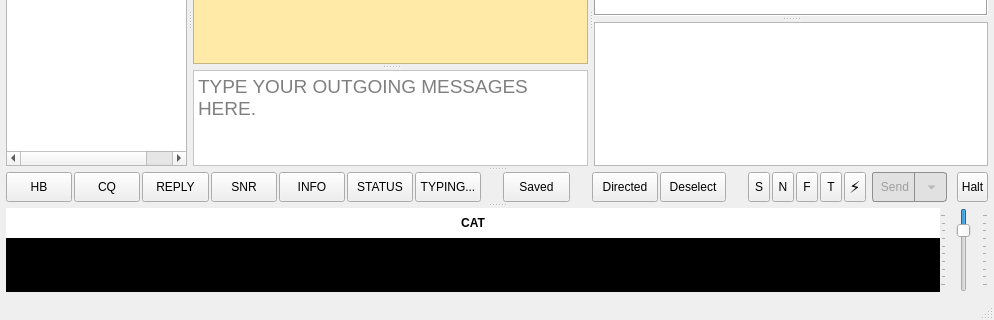
avantol/JS8Call-Subspace-Mode, file JS8_UI/mainwindow.ui: the form before one commit; both pictures show x 0 to 994 and y 285 to 605 of the 994 by 605 pixel window.
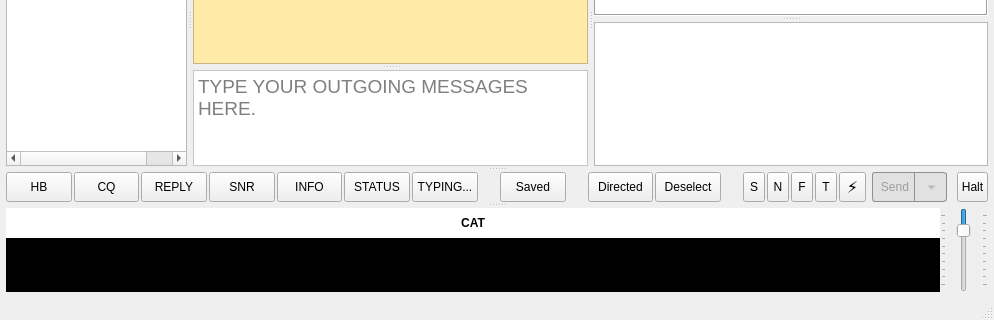
The form after the commit. Icons and pictures are not drawn. Custom widgets are drawn as their Qt base class.

Commit message: fourtodo: guide entry, wider Subspace button, auto-route balloon, self-hover

Patch:
```diff
--- a/JS8_UI/mainwindow.ui
+++ b/JS8_UI/mainwindow.ui
@@ -1787,8 +1787,8 @@
 <item>
  <widget class="QPushButton" name="modeBtnFT2">
   <property name="sizePolicy"><sizepolicy hsizetype="Fixed" vsizetype="Fixed"><horstretch>0</horstretch><verstretch>0</verstretch></sizepolicy></property>
-  <property name="minimumSize"><size><width>22</width><height>30</height></size></property>
-  <property name="maximumSize"><size><width>22</width><height>30</height></size></property>
+  <property name="minimumSize"><size><width>27</width><height>30</height></size></property>
+  <property name="maximumSize"><size><width>27</width><height>30</height></size></property>
   <property name="toolTip"><string>Subspace mode</string></property>
   <property name="styleSheet"><string notr="true">QPushButton { font-size: 16px; font-weight: bold; } QPushButton:checked { background-color: #6699ff; font-size: 16px; font-weight: bold; }</string></property>
   <property name="text"><string>⚡</string></property>
```
The commit also changes 5 other files.
